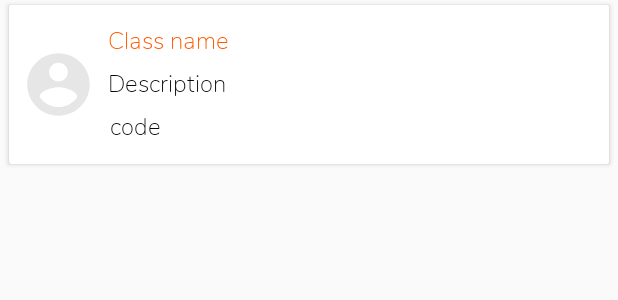
After one commit to charleswafula29/ARScience, an Android app: the layout student_classes_list.xml on its own in the app's theme, with its tools: preview values and no code run, on a phone screen of 412 x 824 dp. The commit adds this screen. Shown: the top 300 px of the screen. Run offline under Robolectric (Android 15) with nearby library versions, the phone set to English and light mode, and no system bars; network calls fail.

Commit message:
fourth commit

```diff
--- a/app/build.gradle
+++ b/app/build.gradle
@@ -6,7 +6,7 @@ android {
     defaultConfig {
         applicationId "com.example.arscience"
         minSdkVersion 25
-        targetSdkVersion 28
+        targetSdkVersion 27
         versionCode 1
         versionName "1.0"
         testInstrumentationRunner "android.support.test.runner.AndroidJUnitRunner"
--- a/app/src/main/java/com/example/arscience/MainActivity.java
+++ b/app/src/main/java/com/example/arscience/MainActivity.java
@@ -21,6 +21,7 @@ import com.google.ar.sceneform.ux.TransformableNode;
         setContentView(R.layout.activity_main);
 
         arFragment= (ArFragment) getSupportFragmentManager().findFragmentById(R.id.arFragment);
+        assert arFragment != null;
         arFragment.setOnTapArPlaneListener((hitResult, plane, motionEvent) -> {
             Anchor anchor= hitResult.createAnchor();
             ModelRenderable.builder().setSource(this, Uri.parse("model.sfb"))
--- /dev/null
+++ b/app/src/main/res/layout/student_classes_list.xml
@@ -0,0 +1,84 @@
+<?xml version="1.0" encoding="utf-8"?>
+<LinearLayout xmlns:android="http://schemas.android.com/apk/res/android"
+    android:layout_width="match_parent"
+    android:layout_height="wrap_content"
+    xmlns:app="http://schemas.android.com/apk/res-auto"
+    android:orientation="vertical">
+
+    <android.support.v7.widget.CardView
+        android:layout_width="match_parent"
+        android:layout_height="wrap_content"
+        android:background="@android:color/white"
+        android:layout_marginStart="6dp"
+        android:layout_marginEnd="6dp"
+        android:layout_marginTop="3dp"
+        android:layout_marginBottom="3dp">
+
+        <RelativeLayout
+            android:id="@+id/SingleStudentClassList_layout"
+            android:layout_width="match_parent"
+            android:layout_height="match_parent"
+            android:background="@android:color/white"
+            android:padding="8dp">
+
+            <ImageView
+                android:id="@+id/SingleStudentClassList_logo"
+                android:layout_width="50dp"
+                android:layout_height="50dp"
+                android:layout_marginEnd="4dp"
+                android:src="@drawable/ic_names"
+                android:tint="@color/Grey_background"
+                android:layout_alignParentStart="true"
+                android:layout_centerVertical="true"/>
+
+            <TextView
+                android:layout_width="match_parent"
+                android:layout_height="wrap_content"
+                android:id="@+id/SingleStudentClassList_classname"
+                android:layout_marginEnd="8dp"
+                android:layout_marginStart="4dp"
+                android:text="Class name"
+                android:fontFamily="@font/nunito_extralight"
+                android:textColor="@color/LoginOrange"
+                android:textStyle="bold"
+                android:textSize="16sp"
+                android:layout_marginTop="4dp"
+                android:layout_toEndOf="@+id/SingleStudentClassList_logo"
+                />
+
+            <TextView
+                android:id="@+id/SingleStudentClassList_desc"
+                android:layout_width="match_parent"
+                android:layout_height="wrap_content"
+                android:layout_marginTop="5dp"
+                android:layout_marginEnd="8dp"
+                android:layout_marginStart="4dp"
+                android:fontFamily="@font/nunito_extralight"
+                android:text="Description"
+                android:textColor="@android:color/black"
+                android:textSize="16sp"
+                android:textStyle="bold"
+                android:layout_below="@+id/SingleStudentClassList_classname"
+                android:layout_toEndOf="@+id/SingleStudentClassList_logo"
+                />
+
+            <TextView
+                android:id="@+id/SingleStudentClassList_classcode"
+                android:layout_width="wrap_content"
+                android:layout_height="wrap_content"
+                android:padding="5dp"
+                android:text="code"
+                android:textColor="@android:color/black"
+                android:textSize="16sp"
+                android:fontFamily="@font/nunito_extralight"
+                android:layout_below="@+id/SingleStudentClassList_desc"
+                android:layout_toEndOf="@+id/SingleStudentClassList_logo"
+                />
+
+        </RelativeLayout>
+
+    </android.support.v7.widget.CardView>
+
+
+
+</LinearLayout>
--- a/build.gradle
+++ b/build.gradle
@@ -7,7 +7,7 @@ buildscript {
 
     }
     dependencies {
-        classpath 'com.android.tools.build:gradle:3.5.0'
+        classpath 'com.android.tools.build:gradle:3.5.1'
         classpath 'com.google.ar.sceneform:plugin:1.12.0'
 
         // NOTE: Do not place your application dependencies here; they belong
```
Also changed, not shown: app/src/main/AndroidManifest.xml (+9 -8 lines), app/src/main/java/com/example/arscience/StudentClasses.java (+10 -17 lines), app/src/main/java/com/example/arscience/StudentHomepage.java (+9 -0 lines), app/src/main/java/com/example/arscience/adapters/StudentClassAdapter.java (added, +84 -0 lines), app/src/main/java/com/example/arscience/classes/StudentClass.java (added, +24 -0 lines).
